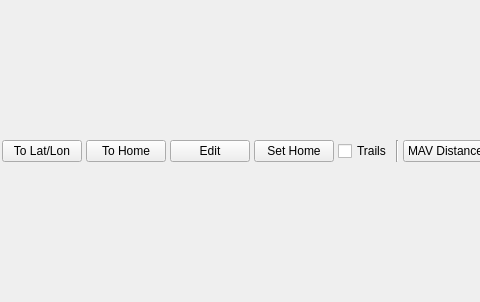
Qt form src/ui/map3D/QGCGoogleEarthView.ui (mavlink/qgroundcontrol) before a commit; both pictures show x 0 to 480 and y 0 to 302 of the 1409 by 302 pixel window.
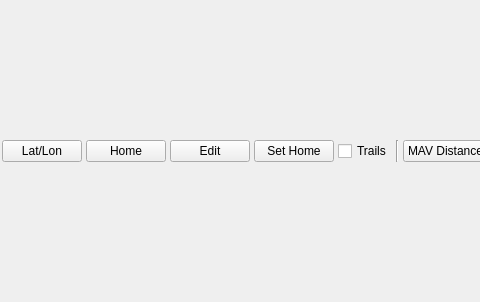
The same form after that commit.

```diff
--- a/src/ui/map3D/QGCGoogleEarthView.ui
+++ b/src/ui/map3D/QGCGoogleEarthView.ui
@@ -38,7 +38,7 @@
       <string>Go to home location</string>
      </property>
      <property name="text">
-      <string>To Home</string>
+      <string>Home</string>
      </property>
     </widget>
    </item>
@@ -237,7 +237,7 @@
    <item row="1" column="0">
     <widget class="QPushButton" name="toLatLonButton">
      <property name="text">
-      <string>To Lat/Lon</string>
+      <string>Lat/Lon</string>
      </property>
     </widget>
    </item>
```
